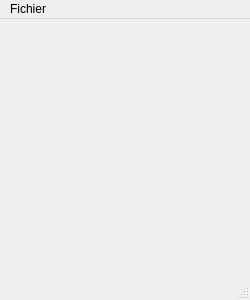
Lorette/Lorette, file src/mainwindow.ui: the form before one commit.
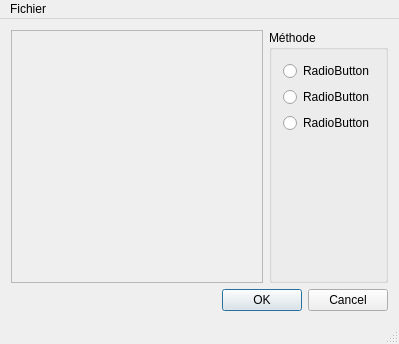
The form after the commit.

What changed in the file:
```diff
--- a/src/mainwindow.ui
+++ b/src/mainwindow.ui
@@ -6,20 +6,93 @@
    <rect>
     <x>0</x>
     <y>0</y>
-    <width>250</width>
-    <height>300</height>
+    <width>399</width>
+    <height>344</height>
    </rect>
   </property>
   <property name="windowTitle">
    <string>MainWindow</string>
   </property>
-  <widget class="QWidget" name="centralWidget"/>
+  <widget class="QWidget" name="centralWidget">
+   <layout class="QGridLayout" name="gridLayout">
+    <item row="0" column="0">
+     <widget class="QScrollArea" name="scrollArea">
+      <property name="widgetResizable">
+       <bool>true</bool>
+      </property>
+      <widget class="QWidget" name="scrollAreaWidgetContents">
+       <property name="geometry">
+        <rect>
+         <x>0</x>
+         <y>0</y>
+         <width>271</width>
+         <height>257</height>
+        </rect>
+       </property>
+      </widget>
+     </widget>
+    </item>
+    <item row="1" column="0" colspan="2">
+     <widget class="QDialogButtonBox" name="buttonBox">
+      <property name="orientation">
+       <enum>Qt::Horizontal</enum>
+      </property>
+      <property name="standardButtons">
+       <set>QDialogButtonBox::Cancel|QDialogButtonBox::Ok</set>
+      </property>
+     </widget>
+    </item>
+    <item row="0" column="1">
+     <widget class="QGroupBox" name="groupBox">
+      <property name="title">
+       <string>Méthode</string>
+      </property>
+      <layout class="QVBoxLayout" name="verticalLayout">
+       <item>
+        <widget class="QRadioButton" name="radioButton_2">
+         <property name="text">
+          <string>RadioButton</string>
+         </property>
+        </widget>
+       </item>
+       <item>
+        <widget class="QRadioButton" name="radioButton_3">
+         <property name="text">
+          <string>RadioButton</string>
+         </property>
+        </widget>
+       </item>
+       <item>
+        <widget class="QRadioButton" name="radioButton">
+         <property name="text">
+          <string>RadioButton</string>
+         </property>
+        </widget>
+       </item>
+       <item>
+        <spacer name="verticalSpacer">
+         <property name="orientation">
+          <enum>Qt::Vertical</enum>
+         </property>
+         <property name="sizeHint" stdset="0">
+          <size>
+           <width>20</width>
+           <height>40</height>
+          </size>
+         </property>
+        </spacer>
+       </item>
+      </layout>
+     </widget>
+    </item>
+   </layout>
+  </widget>
   <widget class="QMenuBar" name="menuBar">
    <property name="geometry">
     <rect>
      <x>0</x>
      <y>0</y>
-     <width>250</width>
+     <width>399</width>
      <height>20</height>
     </rect>
    </property>
```
